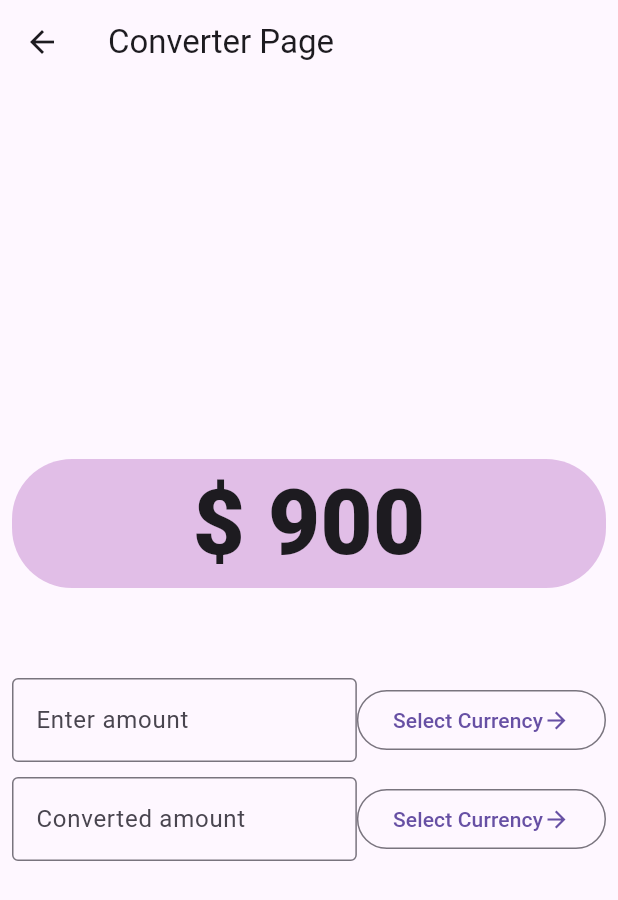
After one commit to Fakhir-Israr-200219/CurrenSee, a Flutter app: the ConverterScreen screen opened by its route, on a phone screen of 412 x 824 dp. The commit adds this screen. Shown: the top 900 px of the screen. Run offline on Flutter 3.47's test engine with Material 3 defaults, Android fonts, the phone set to English and light mode, and no system bars.

Commit message:
makeing converter page

```diff
--- /dev/null
+++ b/lib/Screens/Converter_Screen.dart
@@ -0,0 +1,215 @@
+// // import 'package:flutter/material.dart';
+
+// // class ConverterScreen extends StatefulWidget {
+// //   const ConverterScreen({super.key});
+
+// //   @override
+// //   State<ConverterScreen> createState() => _ConverterScreenState();
+// // }
+
+// // class _ConverterScreenState extends State<ConverterScreen> {
+// //   @override
+// //   Widget build(BuildContext context) {
+// //     return Scaffold(
+// //       appBar: AppBar(
+// //         title: Text("converter page"),
+// //       ),
+// //       body: Container(
+// //         child: Column(
+// //           children: [
+// //             Row(
+// //               children: [
+// //                 TextField(),
+// //                 OutlinedButton(
+// //                   onPressed: () {},
+// //                   child: Row(
+// //                     children: [
+// //                       Text("Select the Currency"),
+// //                       Icon(Icons.arrow_forward)
+// //                     ],
+// //                   ),
+// //                 )
+// //               ],
+// //             ),
+// //             Row(
+// //               children: [
+// //                 TextField(),
+// //                 OutlinedButton(
+// //                   onPressed: () {},
+// //                   child: Row(
+// //                     children: [
+// //                       Text("Select the Currency"),
+// //                       Icon(Icons.arrow_forward)
+// //                     ],
+// //                   ),
+// //                 )
+// //               ],
+// //             )
+// //           ],
+// //         ),
+// //       ),
+// //     );
+// //   }
+// // }
+// import 'package:flutter/material.dart';
+
+// class ConverterScreen extends StatefulWidget {
+//   const ConverterScreen({super.key});
+
+//   @override
+//   State<ConverterScreen> createState() => _ConverterScreenState();
+// }
+
+// class _ConverterScreenState extends State<ConverterScreen> {
+//   @override
+//   Widget build(BuildContext context) {
+//     return Scaffold(
+//       appBar: AppBar(
+//         title: Text("Converter Page"),
+//       ),
+//       body: Padding(
+//         padding: const EdgeInsets.all(16.0), // Add padding for spacing
+//         child: Column(
+//           children: [
+//             Row(
+//               children: [
+//                 Expanded(
+//                   child: TextField(
+//                     decoration: InputDecoration(
+//                       labelText: "Enter amount",
+//                       border: OutlineInputBorder(),
+//                     ),
+//                   ),
+//                 ),
+//                 SizedBox(width: 10), // Space between TextField and Button
+//                 OutlinedButton(
+//                   onPressed: () {},
+//                   child: Row(
+//                     children: [
+//                       Text("Select Currency"),
+//                       Icon(Icons.arrow_forward),
+//                     ],
+//                   ),
+//                 ),
+//               ],
+//             ),
+//             SizedBox(height: 20), // Space between rows
+//             Row(
+//               children: [
+//                 Expanded(
+//                   child: TextField(
+//                     decoration: InputDecoration(
+//                       labelText: "Converted amount",
+//                       border: OutlineInputBorder(),
+//                     ),
+//                   ),
+//                 ),
+//                 SizedBox(width: 10),
+//                 OutlinedButton(
+//                   onPressed: () {},
+//                   child: Row(
+//                     children: [
+//                       Text("Select Currency"),
+//                       Icon(Icons.arrow_forward),
+//                     ],
+//                   ),
+//                 ),
+//               ],
+//             ),
+//           ],
+//         ),
+//       ),
+//     );
+//   }
+// }
+
+import 'package:flutter/material.dart';
+
+class ConverterScreen extends StatefulWidget {
+  const ConverterScreen({super.key});
+
+  @override
+  State<ConverterScreen> createState() => _ConverterScreenState();
+}
+
+class _ConverterScreenState extends State<ConverterScreen> {
+  @override
+  Widget build(BuildContext context) {
+    return Scaffold(
+      appBar: AppBar(
+        title: Text("Converter Page"),
+      ),
+      body: Padding(
+        padding: const EdgeInsets.all(8.0), // Minimal padding for screen edges
+        child: Column(
+          mainAxisAlignment: MainAxisAlignment.center,
+          children: [
+            Container(
+              width: 400.0,
+              margin: EdgeInsets.only(
+                bottom: 60,
+              ),
+              decoration: BoxDecoration(
+                borderRadius: BorderRadius.circular(40),
+                color: Colors.purple.shade100,
+              ),
+              child: Center(
+                child: Text(
+                  "\$ 900",
+                  style: TextStyle(fontSize: 60, fontWeight: FontWeight.w800),
+                ),
+              ),
+            ),
+            Row(
+              mainAxisAlignment:
+                  MainAxisAlignment.spaceBetween, // Align from left to right
+              children: [
+                Expanded(
+                  child: TextField(
+                    decoration: InputDecoration(
+                      labelText: "Enter amount",
+                      border: OutlineInputBorder(),
+                    ),
+                  ),
+                ),
+                OutlinedButton(
+                  onPressed: () {},
+                  child: Row(
+                    children: [
+                      Text("Select Currency"),
+                      Icon(Icons.arrow_forward),
+                    ],
+                  ),
+                ),
+              ],
+            ),
+            SizedBox(height: 10), // Space between rows
+            Row(
+              mainAxisAlignment:
+                  MainAxisAlignment.spaceBetween, // Align from left to right
+              children: [
+                Expanded(
+                  child: TextField(
+                    decoration: InputDecoration(
+                      labelText: "Converted amount",
+                      border: OutlineInputBorder(),
+                    ),
+                  ),
+                ),
+                OutlinedButton(
+                  onPressed: () {},
+                  child: Row(
+                    children: [
+                      Text("Select Currency"),
+                      Icon(Icons.arrow_forward),
+                    ],
+                  ),
+                ),
+              ],
+            ),
+          ],
+        ),
+      ),
+    );
+  }
+}
--- a/lib/main.dart
+++ b/lib/main.dart
@@ -1,3 +1,4 @@
+import 'package:currency_converter_app/Screens/Converter_Screen.dart';
 import 'package:currency_converter_app/Screens/Login_screen.dart';
 import 'package:currency_converter_app/Screens/SingIn_screen.dart';
 import 'package:flutter/material.dart';
@@ -12,7 +13,8 @@ void main() {
       routes: {
         'login': (context) => LoginScreen(),
         'singIn': (context) => SingIn(),
-        'currencyList' : (context) => CurrencyList(),
+        'currencyList': (context) => CurrencyList(),
+        'ConverterPage': (context) => ConverterScreen(),
       },
     ),
   );
```
